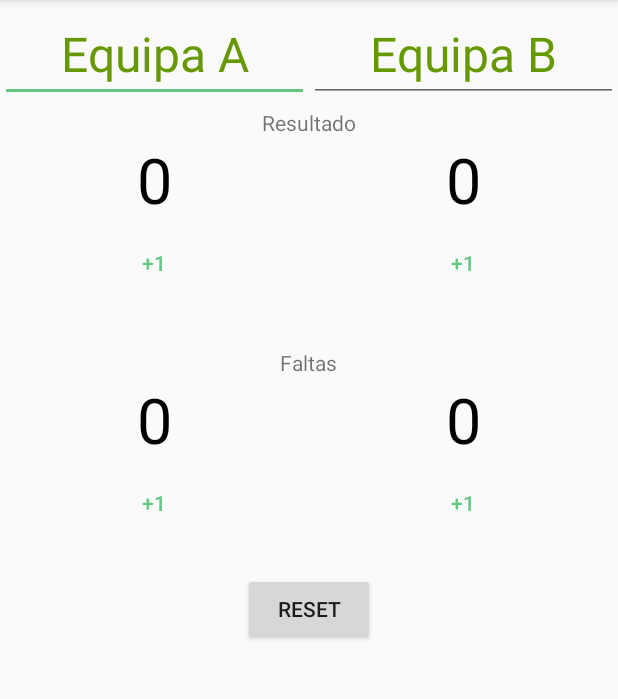
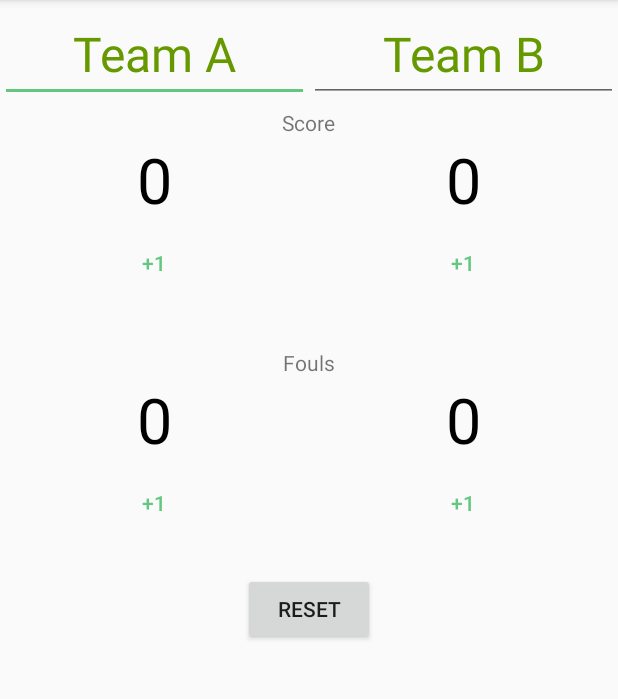
Before and after one commit to elkidz/ScoreKeeper, an Android app: the screen it shows after launch (MainActivity), on a phone screen of 412 x 824 dp, the part 84-783 px from its top. Run offline under Robolectric (Android 15) with nearby library versions, the phone set to English and light mode, and no system bars.

```diff
--- a/app/src/main/res/values/strings.xml
+++ b/app/src/main/res/values/strings.xml
@@ -1,10 +1,10 @@
 <resources>
     <string name="app_name">ScoreKeeper</string>
-    <string name="equipa_a">Equipa A</string>
-    <string name="equipa_b">Equipa B</string>
-    <string name="resultado">Resultado</string>
-    <string name="faltas">Faltas</string>
-    <string name="reset">Reset</string>
-    <string name="_0">0</string>
-    <string name="plus1">+1</string>
+    <string name="equipa_a">Team A</string>
+    <string name="equipa_b">Team B</string>
+    <string name="resultado">Score</string>
+    <string name="faltas">Fouls</string>
+    <string name="reset" translatable="false">Reset</string>
+    <string name="_0" translatable="false">0</string>
+    <string name="plus1" translatable="false">+1</string>
 </resources>
```
Also changed, not shown: 1 other file.
